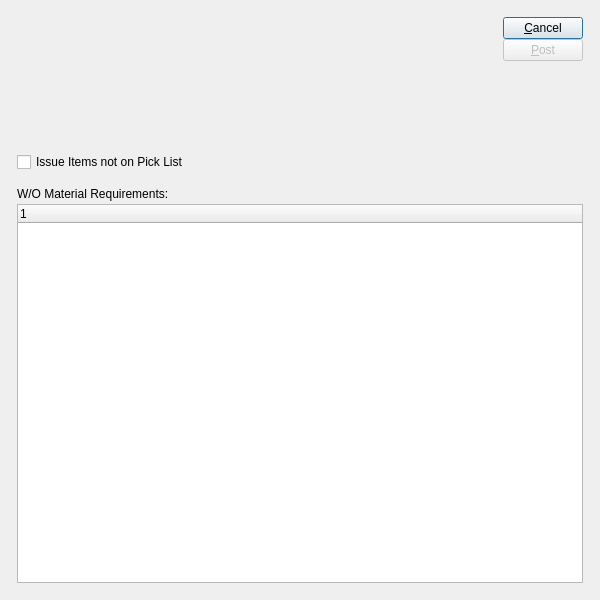
This is guiclient/issueWoMaterialBatch.ui in Pegasus-RPG/xtuple-client as Qt 5 draws it before an edit. The edited form follows.
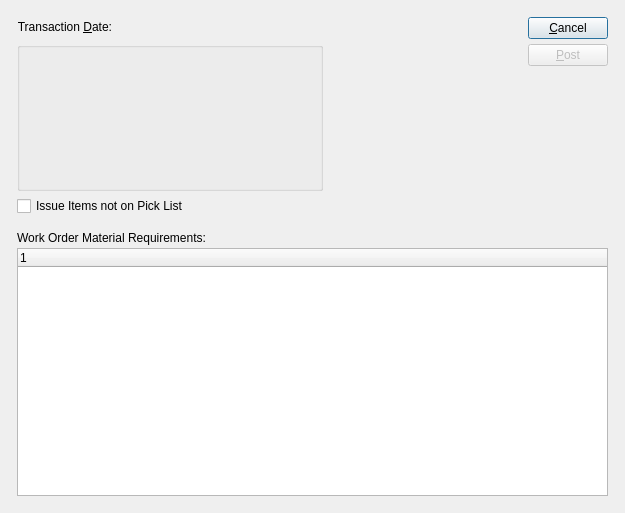
This is the edited form. Custom widgets are drawn as their Qt base class.

Commit message: issue #10006: Add ability to backdate manufacturing related postings.

The edit to the form file:
```diff
--- a/guiclient/issueWoMaterialBatch.ui
+++ b/guiclient/issueWoMaterialBatch.ui
@@ -8,45 +8,84 @@
 is available at www.xtuple.com/CPAL.  By using this software, you agree
 to be bound by its terms.</comment>
  <class>issueWoMaterialBatch</class>
- <widget class="QDialog" name="issueWoMaterialBatch" >
-  <property name="geometry" >
+ <widget class="QDialog" name="issueWoMaterialBatch">
+  <property name="geometry">
    <rect>
     <x>0</x>
     <y>0</y>
-    <width>600</width>
-    <height>600</height>
+    <width>625</width>
+    <height>513</height>
    </rect>
   </property>
   <property name="windowTitle" >
    <string>Issue Work Order Material Batch</string>
   </property>
-  <layout class="QGridLayout" >
-   <item row="0" column="0" >
-    <layout class="QGridLayout" >
-     <property name="leftMargin" >
+  <layout class="QGridLayout" name="gridLayout_4">
+   <item row="0" column="0">
+    <layout class="QGridLayout" name="gridLayout_3">
+     <property name="margin">
       <number>12</number>
      </property>
-     <property name="topMargin" >
+     <property name="spacing">
       <number>12</number>
      </property>
-     <property name="rightMargin" >
-      <number>12</number>
-     </property>
-     <property name="bottomMargin" >
-      <number>12</number>
-     </property>
-     <property name="horizontalSpacing" >
-      <number>12</number>
-     </property>
-     <property name="verticalSpacing" >
-      <number>12</number>
-     </property>
-     <item row="0" column="0" >
-      <layout class="QGridLayout" >
-       <item row="0" column="0" >
-        <widget class="WoCluster" name="_wo" >
-         <property name="sizePolicy" >
-          <sizepolicy vsizetype="Fixed" hsizetype="Fixed" >
+     <item row="0" column="0">
+      <layout class="QHBoxLayout" name="horizontalLayout_2">
+       <item>
+        <layout class="QVBoxLayout" name="verticalLayout">
+         <item>
+          <layout class="QHBoxLayout" name="horizontalLayout">
+           <item>
+            <widget class="QLabel" name="_transDateLit">
+             <property name="text">
+              <string>Transaction &amp;Date:</string>
+             </property>
+             <property name="alignment">
+              <set>Qt::AlignRight|Qt::AlignTrailing|Qt::AlignVCenter</set>
+             </property>
+             <property name="buddy">
+              <cstring>_transDate</cstring>
+             </property>
+            </widget>
+           </item>
+           <item>
+            <widget class="DLineEdit" name="_transDate">
+             <property name="sizePolicy">
+              <sizepolicy hsizetype="Preferred" vsizetype="Fixed">
+               <horstretch>0</horstretch>
+               <verstretch>0</verstretch>
+              </sizepolicy>
+             </property>
+            </widget>
+           </item>
+           <item>
+            <spacer>
+             <property name="orientation">
+              <enum>Qt::Horizontal</enum>
+             </property>
+             <property name="sizeType">
+              <enum>QSizePolicy::Expanding</enum>
+             </property>
+             <property name="sizeHint" stdset="0">
+              <size>
+               <width>20</width>
+               <height>20</height>
+              </size>
+             </property>
+            </spacer>
+           </item>
+          </layout>
+         </item>
+         <item>
+          <widget class="QGroupBox" name="_woGroup">
+           <property name="title">
+            <string/>
+           </property>
+           <layout class="QGridLayout" name="gridLayout">
+            <item row="0" column="0">
+             <widget class="WoCluster" name="_wo">
+              <property name="sizePolicy">
+               <sizepolicy hsizetype="Fixed" vsizetype="Fixed">
            <horstretch>0</horstretch>
            <verstretch>0</verstretch>
           </sizepolicy>
@@ -57,17 +96,32 @@
            <height>130</height>
           </size>
          </property>
-        </widget>
-       </item>
-       <item row="0" column="1" >
+              <property name="focusPolicy">
+               <enum>Qt::StrongFocus</enum>
+              </property>
+             </widget>
+            </item>
+           </layout>
+          </widget>
+         </item>
+         <item>
+          <widget class="XCheckBox" name="_nonPickItems">
+           <property name="text">
+            <string>Issue Items not on Pick List</string>
+           </property>
+          </widget>
+         </item>
+        </layout>
+       </item>
+       <item>
         <spacer>
-         <property name="orientation" >
+         <property name="orientation">
           <enum>Qt::Horizontal</enum>
          </property>
          <property name="sizeType" >
           <enum>QSizePolicy::Expanding</enum>
          </property>
-         <property name="sizeHint" >
+         <property name="sizeHint" stdset="0">
           <size>
            <width>114</width>
            <height>81</height>
@@ -75,21 +129,18 @@
          </property>
         </spacer>
        </item>
-       <item rowspan="2" row="0" column="2" >
-        <layout class="QVBoxLayout" >
-         <property name="spacing" >
-          <number>0</number>
-         </property>
          <item>
-          <widget class="QPushButton" name="_close" >
-           <property name="text" >
+        <layout class="QVBoxLayout">
+         <item>
+          <widget class="QPushButton" name="_close">
+           <property name="text">
             <string>&amp;Cancel</string>
            </property>
           </widget>
          </item>
          <item>
-          <widget class="QPushButton" name="_issue" >
-           <property name="enabled" >
+          <widget class="QPushButton" name="_issue">
+           <property name="enabled">
             <bool>false</bool>
            </property>
            <property name="text" >
@@ -99,13 +150,13 @@
          </item>
          <item>
           <spacer>
-           <property name="orientation" >
+           <property name="orientation">
             <enum>Qt::Vertical</enum>
            </property>
-           <property name="sizeType" >
+           <property name="sizeType">
             <enum>QSizePolicy::Expanding</enum>
            </property>
-           <property name="sizeHint" >
+           <property name="sizeHint" stdset="0">
             <size>
              <width>20</width>
              <height>80</height>
@@ -115,58 +166,60 @@
          </item>
         </layout>
        </item>
-       <item row="1" column="0" >
-        <widget class="XCheckBox" name="_nonPickItems" >
-         <property name="text" >
-          <string>Issue Items not on Pick List</string>
-         </property>
-        </widget>
-       </item>
       </layout>
      </item>
-     <item row="1" column="0" >
-      <widget class="QFrame" name="_frame" >
-       <property name="frameShape" >
+     <item row="1" column="0">
+      <widget class="QFrame" name="_frame_2">
+       <property name="sizePolicy">
+        <sizepolicy hsizetype="Preferred" vsizetype="Expanding">
+         <horstretch>0</horstretch>
+         <verstretch>1</verstretch>
+        </sizepolicy>
+       </property>
+       <property name="frameShape">
         <enum>QFrame::NoFrame</enum>
        </property>
-       <property name="frameShadow" >
+       <property name="frameShadow">
         <enum>QFrame::Raised</enum>
        </property>
-       <layout class="QGridLayout" >
-        <property name="leftMargin" >
+       <layout class="QGridLayout" name="gridLayout_2">
+        <property name="margin">
          <number>0</number>
         </property>
-        <property name="topMargin" >
-         <number>0</number>
-        </property>
-        <property name="rightMargin" >
-         <number>0</number>
-        </property>
-        <property name="bottomMargin" >
+        <item row="0" column="0">
+         <widget class="QFrame" name="_frame">
+          <property name="frameShape">
+           <enum>QFrame::NoFrame</enum>
+          </property>
+          <property name="frameShadow">
+           <enum>QFrame::Raised</enum>
+          </property>
+          <layout class="QGridLayout">
+           <property name="margin">
          <number>0</number>
         </property>
-        <item row="0" column="0" >
-         <layout class="QVBoxLayout" >
-          <property name="spacing" >
+           <item row="0" column="0">
+            <layout class="QVBoxLayout">
+             <property name="spacing">
            <number>0</number>
           </property>
           <item>
-           <widget class="QLabel" name="_woMaterialRequirementsLit" >
-            <property name="minimumSize" >
+              <widget class="QLabel" name="_woMaterialRequirementsLit">
+               <property name="minimumSize">
              <size>
               <width>0</width>
               <height>20</height>
              </size>
             </property>
-            <property name="text" >
-             <string>W/O Material Requirements:</string>
+               <property name="text">
+                <string>Work Order Material Requirements:</string>
             </property>
            </widget>
           </item>
           <item>
-           <widget class="XTreeWidget" name="_womatl" >
-            <property name="sizePolicy" >
-             <sizepolicy vsizetype="Expanding" hsizetype="Expanding" >
+              <widget class="XTreeWidget" name="_womatl">
+               <property name="sizePolicy">
+                <sizepolicy hsizetype="Expanding" vsizetype="Expanding">
               <horstretch>0</horstretch>
               <verstretch>0</verstretch>
              </sizepolicy>
@@ -179,12 +232,20 @@
       </widget>
      </item>
     </layout>
-   </item>
-  </layout>
+      </widget>
+     </item>
+    </layout>
+   </item>
+  </layout>
  </widget>
- <layoutdefault spacing="5" margin="5" />
+ <layoutdefault spacing="5" margin="5"/>
  <pixmapfunction>qPixmapFromMimeSource</pixmapfunction>
  <customwidgets>
+  <customwidget>
+   <class>DLineEdit</class>
+   <extends>QWidget</extends>
+   <header>datecluster.h</header>
+  </customwidget>
   <customwidget>
    <class>WoCluster</class>
    <extends>QWidget</extends>
```
Left out of the diff: 19 changed lines with no effect on the pictures. Lines whose indentation alone changed are shown as unchanged. The commit also changes 13 other files.
